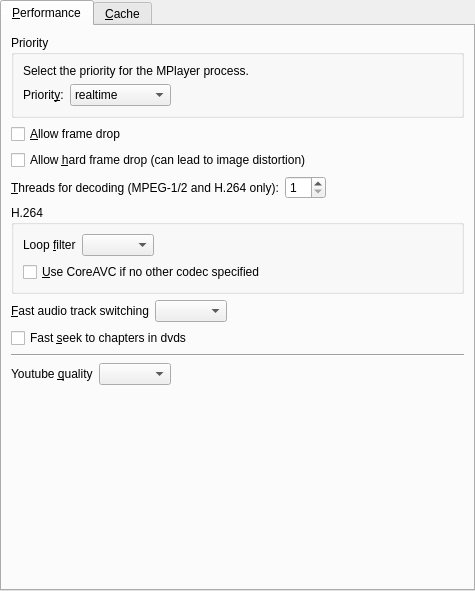
Before: the Qt Designer form src/prefperformance.ui in bitwiseworks/smplayer-os2, drawn with Qt 5.
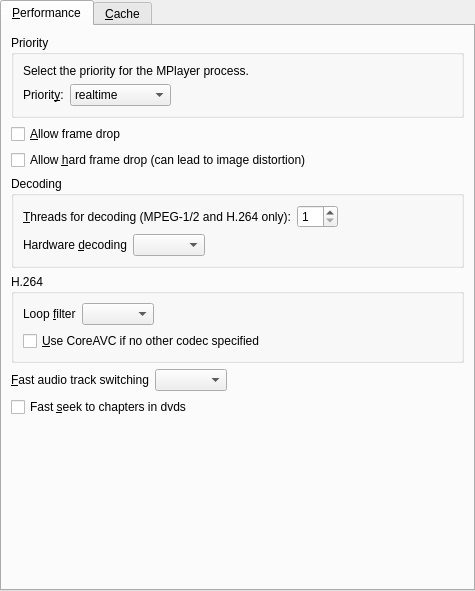
After: the same form once the commit is applied. Custom widgets are drawn as their Qt base class.

The edit to the form file:
```diff
--- a/src/prefperformance.ui
+++ b/src/prefperformance.ui
@@ -26,7 +26,7 @@
       <attribute name="title">
        <string>&amp;Performance</string>
       </attribute>
-      <layout class="QVBoxLayout">
+      <layout class="QVBoxLayout" name="verticalLayout_2">
        <item>
         <widget class="QGroupBox" name="priority_group">
          <property name="title">
@@ -140,6 +140,12 @@
         </widget>
        </item>
        <item>
+        <widget class="QGroupBox" name="groupBox_2">
+         <property name="title">
+          <string>Decoding</string>
+         </property>
+         <layout class="QVBoxLayout" name="verticalLayout">
+          <item>
         <layout class="QHBoxLayout">
          <property name="spacing">
           <number>6</number>
@@ -186,6 +192,39 @@
         </layout>
        </item>
        <item>
+           <layout class="QHBoxLayout" name="horizontalLayout">
+            <item>
+             <widget class="QLabel" name="label_16">
+              <property name="text">
+               <string>Hardware &amp;decoding</string>
+              </property>
+              <property name="buddy">
+               <cstring>hwdec_combo</cstring>
+              </property>
+             </widget>
+            </item>
+            <item>
+             <widget class="QComboBox" name="hwdec_combo"/>
+            </item>
+            <item>
+             <spacer name="horizontalSpacer">
+              <property name="orientation">
+               <enum>Qt::Horizontal</enum>
+              </property>
+              <property name="sizeHint" stdset="0">
+               <size>
+                <width>40</width>
+                <height>20</height>
+               </size>
+              </property>
+             </spacer>
+            </item>
+           </layout>
+          </item>
+         </layout>
+        </widget>
+       </item>
+       <item>
         <widget class="QGroupBox" name="groupBox">
          <property name="title">
           <string>H.264</string>
@@ -246,7 +285,7 @@
           <number>0</number>
          </property>
          <item>
-          <widget class="QLabel" name="label">
+          <widget class="QLabel" name="fast_audio_label">
            <property name="text">
             <string>&amp;Fast audio track switching</string>
            </property>
@@ -280,43 +319,6 @@
          </property>
         </widget>
        </item>
-       <item>
-        <widget class="Line" name="yt_line">
-         <property name="orientation">
-          <enum>Qt::Horizontal</enum>
-         </property>
-        </widget>
-       </item>
-       <item>
-        <layout class="QHBoxLayout">
-         <item>
-          <widget class="QLabel" name="yt_label">
-           <property name="text">
-            <string>Youtube &amp;quality</string>
-           </property>
-           <property name="buddy">
-            <cstring>yt_quality_combo</cstring>
-           </property>
-          </widget>
-         </item>
-         <item>
-          <widget class="QComboBox" name="yt_quality_combo"/>
-         </item>
-         <item>
-          <spacer>
-           <property name="orientation">
-            <enum>Qt::Horizontal</enum>
-           </property>
-           <property name="sizeHint" stdset="0">
-            <size>
-             <width>40</width>
-             <height>20</height>
-            </size>
-           </property>
-          </spacer>
-         </item>
-        </layout>
-       </item>
        <item>
         <spacer>
          <property name="orientation">
```
Left out of the diff: 2 changed lines with no effect on the pictures. Lines whose indentation alone changed are shown as unchanged.
